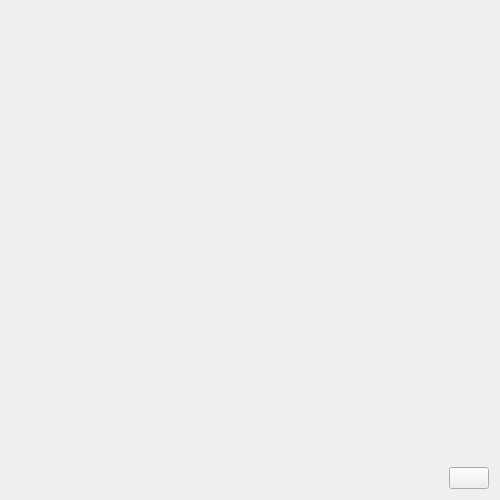
Before: the Qt Designer form UI/dreamy.ui in textbrowser/dreamy, drawn with Qt 5.
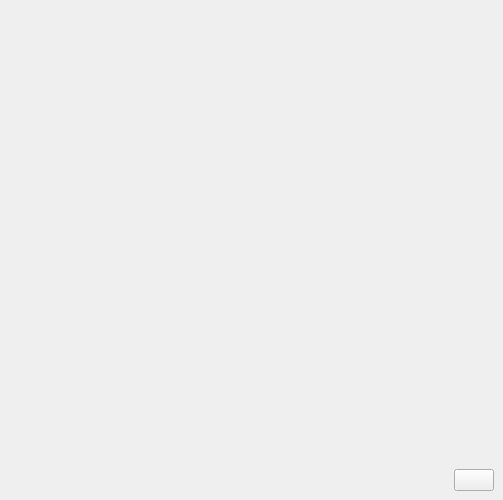
After: the same form once the commit is applied. Icons and pictures are not drawn. Custom widgets are drawn as their Qt base class.

Commit message: Mac dreams.

```diff
--- a/UI/dreamy.ui
+++ b/UI/dreamy.ui
@@ -1,7 +1,7 @@
 <?xml version="1.0" encoding="UTF-8"?>
 <ui version="4.0">
  <class>dreamy</class>
- <widget class="QWidget" name="dreamy">
+ <widget class="QMainWindow" name="dreamy">
   <property name="geometry">
    <rect>
     <x>0</x>
@@ -17,6 +17,7 @@
    <iconset resource="../Icons/icons.qrc">
     <normaloff>:/dreamy.png</normaloff>:/dreamy.png</iconset>
   </property>
+  <widget class="QWidget" name="centralwidget">
   <layout class="QVBoxLayout" name="verticalLayout">
    <item>
     <spacer name="verticalSpacer">
@@ -25,8 +26,8 @@
      </property>
      <property name="sizeHint" stdset="0">
       <size>
-       <width>20</width>
-       <height>103</height>
+        <width>485</width>
+        <height>191</height>
       </size>
      </property>
     </spacer>
@@ -92,8 +93,8 @@
      </property>
      <property name="sizeHint" stdset="0">
       <size>
-       <width>20</width>
-       <height>103</height>
+        <width>485</width>
+        <height>191</height>
       </size>
      </property>
     </spacer>
@@ -126,6 +127,7 @@
     </layout>
    </item>
   </layout>
+  </widget>
  </widget>
  <customwidgets>
   <customwidget>
```
Lines whose indentation alone changed are shown as unchanged. The commit also changes 1 other file.
